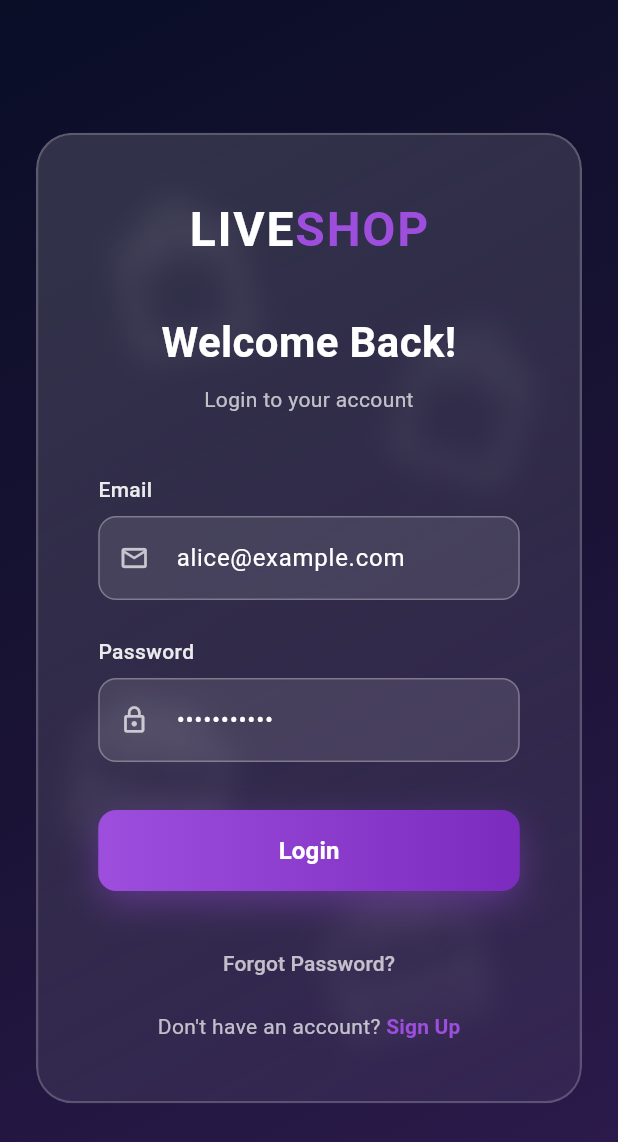
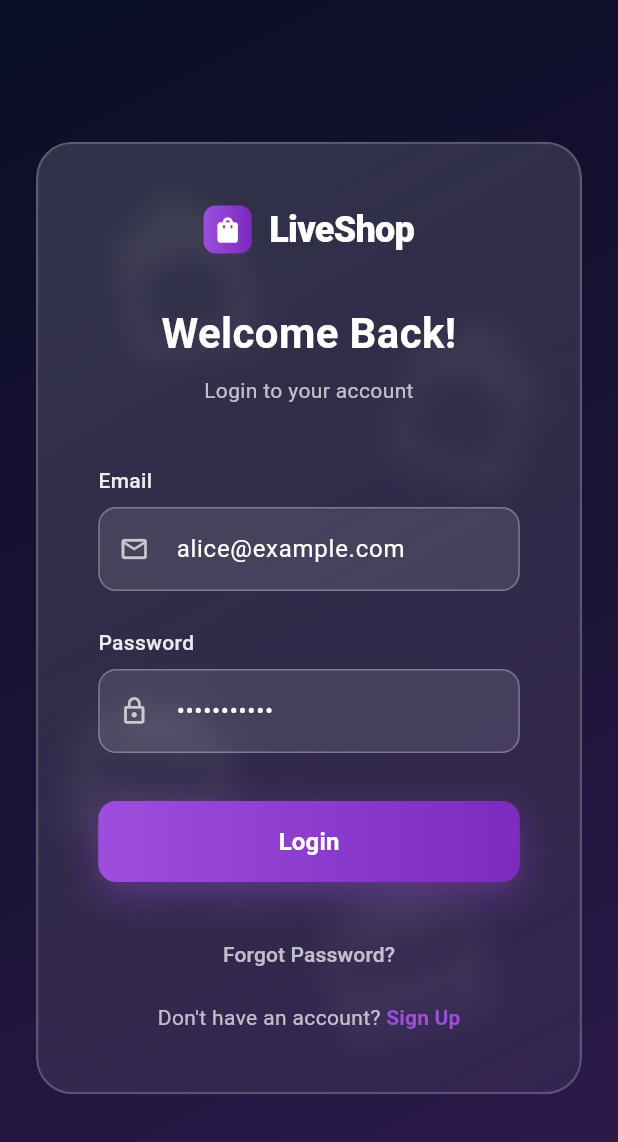
Before and after one commit to Poseidon1402/test-flutter, a Flutter app: the LoginScreen screen opened by its route, on a phone screen of 412 x 824 dp. Shown: the top 1142 px of the screen. Run offline on Flutter 3.47's test engine with Material 3 defaults, Android fonts, the phone set to English and light mode, and no system bars; our stand-ins replace bloc, equatable, flutter_bloc, go_router, socket_io_client, video_player; accounts and stored records are empty; network calls fail.

Commit message:
feat(logo): refactor Logo component for reusability and add tap navigation

```diff
--- a/lib/components/logo.dart
+++ b/lib/components/logo.dart
@@ -1,34 +1,46 @@
 import 'package:flutter/material.dart';
+import 'package:go_router/go_router.dart';
 
 class Logo extends StatelessWidget {
   final double size;
+  final bool centered;
 
-  const Logo({Key? key, this.size = 100}) : super(key: key);
+  const Logo({Key? key, this.size = 100, this.centered = false}) : super(key: key);
 
   @override
   Widget build(BuildContext context) {
-    return Row(
-      mainAxisAlignment: MainAxisAlignment.center,
+    return InkWell(
+      onTap: () => context.go('/'),
+      child: Row(
+        mainAxisAlignment: centered ? MainAxisAlignment.center : MainAxisAlignment.start,
         children: [
-        Text(
-          'LIVE',
-          style: TextStyle(
-            fontSize: 32,
-            fontWeight: FontWeight.bold,
+          Container(
+            width: 32,
+            height: 32,
+            decoration: BoxDecoration(
+              gradient: const LinearGradient(
+                colors: [Color(0xFF9D4EDD), Color(0xFF7B2CBF)],
+              ),
+              borderRadius: BorderRadius.circular(8),
+            ),
+            child: const Icon(
+              Icons.shopping_bag,
               color: Colors.white,
-            letterSpacing: 1.2,
+              size: 20,
             ),
           ),
-        Text(
-          'SHOP',
+          const SizedBox(width: 12),
+          const Text(
+            'LiveShop',
             style: TextStyle(
-            fontSize: 32,
-            fontWeight: FontWeight.bold,
-            color: Color(0xFF9D4EDD),
-            letterSpacing: 1.2,
+              fontSize: 24,
+              fontWeight: FontWeight.w800,
+              color: Colors.white,
+              letterSpacing: -0.5,
             ),
           ),
         ],
+      ),
     );
   }
 }
--- a/lib/screens/login/components/login_card.dart
+++ b/lib/screens/login/components/login_card.dart
@@ -44,7 +44,7 @@ class _LoginCard extends StatelessWidget {
               mainAxisSize: MainAxisSize.min,
               crossAxisAlignment: CrossAxisAlignment.stretch,
               children: [
-                const Logo(),
+                Center(child: const Logo(centered: true)),
                 const SizedBox(height: 32),
                 Text(
                   'Welcome Back!',
```
Also changed, not shown: lib/screens/home/home_screen.dart (+2 -33 lines). Lines whose indentation alone changed are shown as unchanged.
